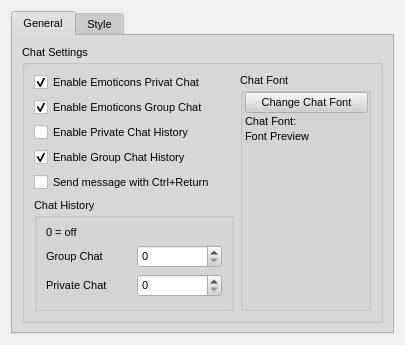
First picture: the form in retroshare-gui/src/gui/settings/ChatPage.ui, repository RetroShare/RetroShare, before the edit.
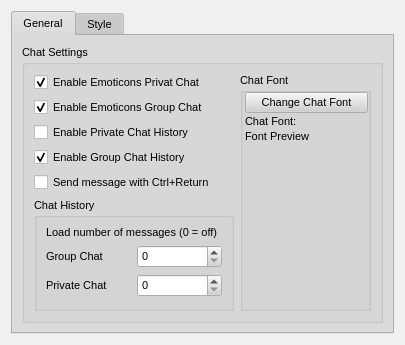
Second picture: the form after the edit.

Commit message: Added setting for the count of messages to load from the history for group and private chat Restore the last active page in MainWindow on startup Removed not needed methods RshareSettings::getChatAvatar and RshareSettings::setChatAvatar

Diff of the .ui file:
```diff
--- a/retroshare-gui/src/gui/settings/ChatPage.ui
+++ b/retroshare-gui/src/gui/settings/ChatPage.ui
@@ -648,7 +648,7 @@
              <item row="0" column="0">
               <widget class="QLabel" name="label">
                <property name="text">
-                <string>0 = off</string>
+                <string>Load number of messages (0 = off)</string>
                </property>
               </widget>
              </item>
```
The commit also changes 10 other files.
